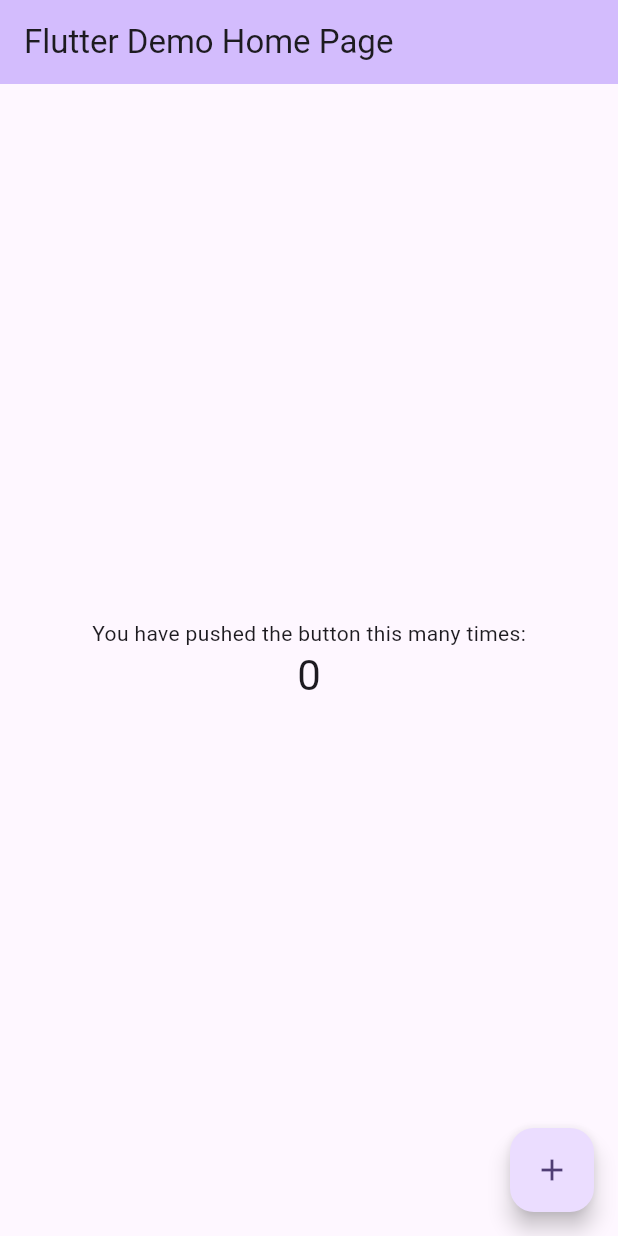
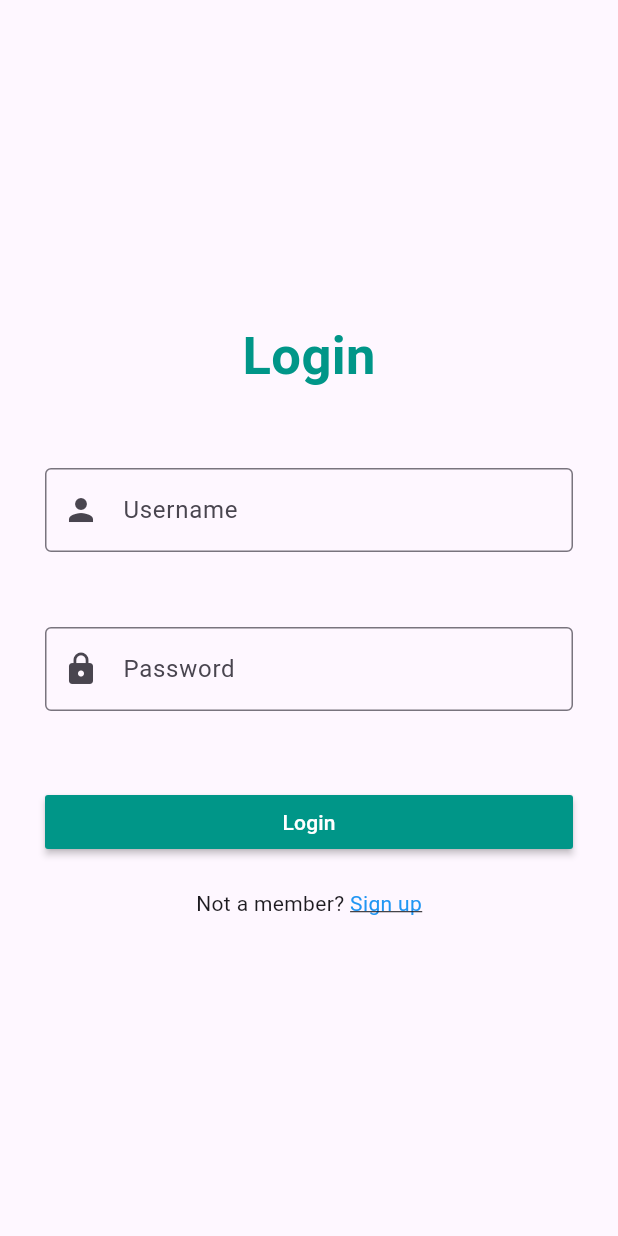
Before and after one commit to BMR81/CS1635-Dish-It-Out-App, a Flutter app: the screen it shows after launch, on a phone screen of 412 x 824 dp. Run offline on Flutter 3.47's test engine with Material 3 defaults, Android fonts, the phone set to English and light mode, and no system bars.

Commit message:
Created models and updated login_view

```diff
--- a/lib/main.dart
+++ b/lib/main.dart
@@ -1,125 +1,19 @@
-import 'package:flutter/material.dart';
+import 'package:flutter/cupertino.dart';
+
+import 'package:cs1635_dish_it_out_app/view/login_view.dart';
 
 void main() {
   runApp(const MyApp());
 }
 
 class MyApp extends StatelessWidget {
-  const MyApp({super.key});
+  const MyApp({Key? key}) : super(key: key);
 
-  // This widget is the root of your application.
   @override
   Widget build(BuildContext context) {
-    return MaterialApp(
-      title: 'Flutter Demo',
-      theme: ThemeData(
-        // This is the theme of your application.
-        //
-        // TRY THIS: Try running your application with "flutter run". You'll see
-        // the application has a purple toolbar. Then, without quitting the app,
-        // try changing the seedColor in the colorScheme below to Colors.green
-        // and then invoke "hot reload" (save your changes or press the "hot
-        // reload" button in a Flutter-supported IDE, or press "r" if you used
-        // the command line to start the app).
-        //
-        // Notice that the counter didn't reset back to zero; the application
-        // state is not lost during the reload. To reset the state, use hot
-        // restart instead.
-        //
-        // This works for code too, not just values: Most code changes can be
-        // tested with just a hot reload.
-        colorScheme: ColorScheme.fromSeed(seedColor: Colors.deepPurple),
-        useMaterial3: true,
-      ),
-      home: const MyHomePage(title: 'Flutter Demo Home Page'),
+    return  CupertinoApp(
+        home: LoginView(),
+
     );
   }
 }
-
-class MyHomePage extends StatefulWidget {
-  const MyHomePage({super.key, required this.title});
-
-  // This widget is the home page of your application. It is stateful, meaning
-  // that it has a State object (defined below) that contains fields that affect
-  // how it looks.
-
-  // This class is the configuration for the state. It holds the values (in this
-  // case the title) provided by the parent (in this case the App widget) and
-  // used by the build method of the State. Fields in a Widget subclass are
-  // always marked "final".
-
-  final String title;
-
-  @override
-  State<MyHomePage> createState() => _MyHomePageState();
-}
-
-class _MyHomePageState extends State<MyHomePage> {
-  int _counter = 0;
-
-  void _incrementCounter() {
-    setState(() {
-      // This call to setState tells the Flutter framework that something has
-      // changed in this State, which causes it to rerun the build method below
-      // so that the display can reflect the updated values. If we changed
-      // _counter without calling setState(), then the build method would not be
-      // called again, and so nothing would appear to happen.
-      _counter++;
-    });
-  }
-
-  @override
-  Widget build(BuildContext context) {
-    // This method is rerun every time setState is called, for instance as done
-    // by the _incrementCounter method above.
-    //
-    // The Flutter framework has been optimized to make rerunning build methods
-    // fast, so that you can just rebuild anything that needs updating rather
-    // than having to individually change instances of widgets.
-    return Scaffold(
-      appBar: AppBar(
-        // TRY THIS: Try changing the color here to a specific color (to
-        // Colors.amber, perhaps?) and trigger a hot reload to see the AppBar
-        // change color while the other colors stay the same.
-        backgroundColor: Theme.of(context).colorScheme.inversePrimary,
-        // Here we take the value from the MyHomePage object that was created by
-        // the App.build method, and use it to set our appbar title.
-        title: Text(widget.title),
-      ),
-      body: Center(
-        // Center is a layout widget. It takes a single child and positions it
-        // in the middle of the parent.
-        child: Column(
-          // Column is also a layout widget. It takes a list of children and
-          // arranges them vertically. By default, it sizes itself to fit its
-          // children horizontally, and tries to be as tall as its parent.
-          //
-          // Column has various properties to control how it sizes itself and
-          // how it positions its children. Here we use mainAxisAlignment to
-          // center the children vertically; the main axis here is the vertical
-          // axis because Columns are vertical (the cross axis would be
-          // horizontal).
-          //
-          // TRY THIS: Invoke "debug painting" (choose the "Toggle Debug Paint"
-          // action in the IDE, or press "p" in the console), to see the
-          // wireframe for each widget.
-          mainAxisAlignment: MainAxisAlignment.center,
-          children: <Widget>[
-            const Text(
-              'You have pushed the button this many times:',
-            ),
-            Text(
-              '$_counter',
-              style: Theme.of(context).textTheme.headlineMedium,
-            ),
-          ],
-        ),
-      ),
-      floatingActionButton: FloatingActionButton(
-        onPressed: _incrementCounter,
-        tooltip: 'Increment',
-        child: const Icon(Icons.add),
-      ), // This trailing comma makes auto-formatting nicer for build methods.
-    );
-  }
-}
--- a/lib/view/login_view.dart
+++ b/lib/view/login_view.dart
@@ -0,0 +1,116 @@
+import 'package:flutter/material.dart';
+
+class LoginView extends StatefulWidget {
+  const LoginView({Key? key}) : super(key : key);
+
+  @override
+  _MyLoginState createState() => _MyLoginState();
+}
+
+class _MyLoginState extends State<LoginView> {
+
+//   @override
+//   void initState() {
+//     super.initState();
+//     Provider.of<ListPicturesViewModel>(context, listen: false).fetchPictures();
+// //you can use anything you like or not use anything here. I call it just to have a content on the screen rather than having a blank screen
+//   }
+
+  final _formKey = GlobalKey<FormState>();
+
+  @override
+  Widget build(BuildContext context){
+    return MaterialApp(
+     home: Scaffold(
+       body: Column(
+         mainAxisAlignment: MainAxisAlignment.center,
+         crossAxisAlignment: CrossAxisAlignment.center,
+         children: [
+           Text(
+             'Login',
+             style: TextStyle(
+               fontSize: 35,
+               color: Colors.teal,
+               fontWeight: FontWeight.bold
+             ),
+           ),
+
+           Padding(
+             padding: const EdgeInsets.fromLTRB(30, 50, 30, 20),
+             child: Form(
+               key: _formKey,
+               child: Column(
+                 children: [
+
+                   TextFormField(
+                     keyboardType: TextInputType.text,
+                     decoration: InputDecoration(
+                       labelText: 'Username',
+                       hintText: 'Enter username',
+                       prefixIcon: Icon(Icons.person),
+                       border: OutlineInputBorder(),
+                     ),
+                     onChanged: (String enteredUsername){
+
+                     },
+                     validator: (enteredUsername){
+                       return enteredUsername!.isEmpty ? 'Please enter username' : null;
+                     },
+                   ),
+
+                   SizedBox(height: 50,),
+
+                   TextFormField(
+                     keyboardType: TextInputType.text,
+                     decoration: InputDecoration(
+                       labelText: 'Password',
+                       hintText: 'Enter password',
+                       prefixIcon: Icon(Icons.lock),
+                       border: OutlineInputBorder(),
+                     ),
+                     onChanged: (String enteredPassword){
+
+                     },
+                     validator: (enteredPassword){
+                       return enteredPassword!.isEmpty ? 'Please enter password' : null;
+                     },
+                   ),
+
+                   SizedBox(height: 50,),
+
+                   MaterialButton(
+                     minWidth: double.infinity,
+                     onPressed: (){
+                       if(_formKey.currentState!.validate()){
+
+                       }
+                     },
+                     child: Text('Login'),
+                     color: Colors.teal,
+                     textColor: Colors.white,
+                   ),
+                 ],
+               ),
+             ),
+           ),
+
+           Row(
+             mainAxisAlignment: MainAxisAlignment.center,
+             children: [
+               Text('Not a member? '),
+               InkWell(
+                 child: Text(
+                   'Sign up',
+                   style: TextStyle(decoration: TextDecoration.underline, color: Colors.blue),
+                 ),
+                 onTap: (){},
+               ),
+             ],
+           ),
+
+         ],
+       ),
+     ),
+    );
+  }
+}
```
Also changed, not shown: lib/model/dish_model.dart (added), lib/model/leaderboard_model.dart (added), lib/model/restaurant_model.dart (added), lib/model/review_model.dart (added), lib/model/user_model.dart (added).
